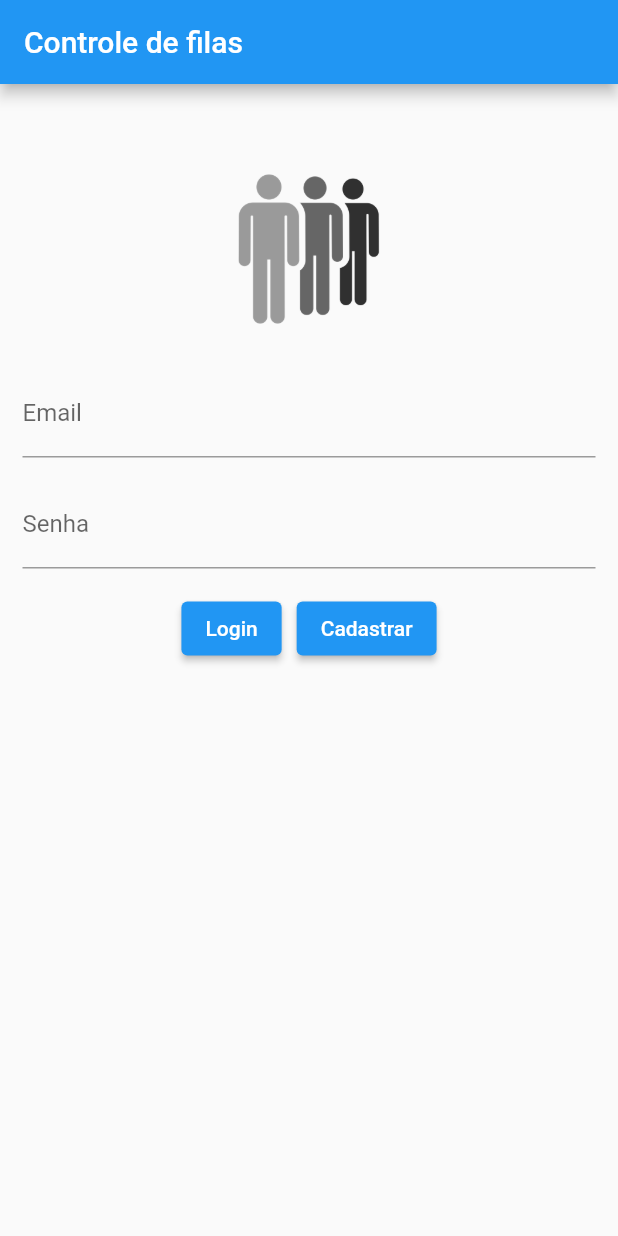
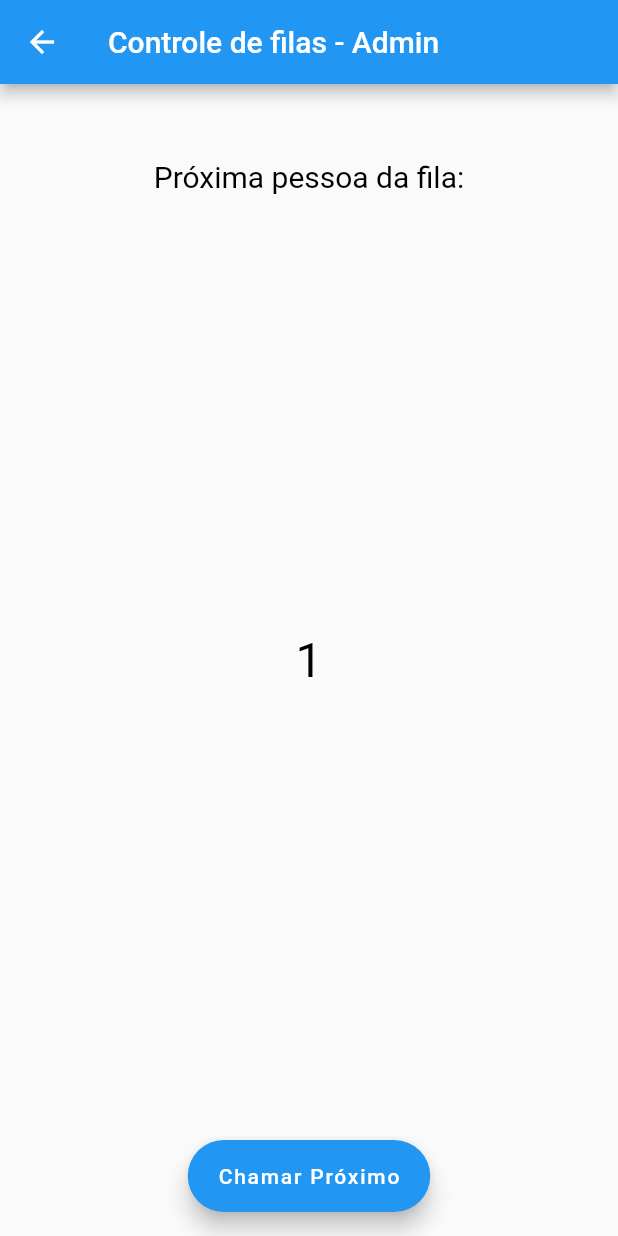
Before and after one commit to rm344672/controlador_filas, a Flutter app: the screen it shows after launch, after a tap on "Login", on a phone screen of 412 x 824 dp. Run offline on Flutter 3.47's test engine with Material 2 defaults, Android fonts, the phone set to English and light mode, and no system bars; missing offline and left inert: dart:ffi.

Commit message:
Criada tela de admin; Criada models;

```diff
--- a/lib/main.dart
+++ b/lib/main.dart
@@ -1,4 +1,5 @@
 import 'package:flutter/material.dart';
+import 'package:gestor_fila/screens/admin.dart';
 import 'package:gestor_fila/screens/home.dart';
 
 void main() {
@@ -16,7 +17,11 @@ class MyApp extends StatelessWidget {
       theme: ThemeData(
         primarySwatch: Colors.blue,
       ),
-      home: const homeWidget(),
+      initialRoute: "/",
+      routes: {
+        "/":(context) => const homeWidget(),
+        "/admin": (context) => const adminWidget()
+      },
     );
   }
 }
--- /dev/null
+++ b/lib/models/filas.dart
@@ -0,0 +1,15 @@
+import 'dart:ffi';
+
+import 'package:gestor_fila/models/user.dart';
+
+class filas {
+  int? id;
+  final int lugar;
+  final User user;
+
+  filas({
+    this.id,
+    required this.lugar,
+    required this.user
+  });
+}
--- /dev/null
+++ b/lib/models/user.dart
@@ -0,0 +1,15 @@
+class User {
+  int? id;
+  final String nome;
+  final String email;
+  final String senha;
+  final String celular;
+
+  User({
+    this.id,
+    required this.nome,
+    required this.email,
+    required this.senha,
+    required this.celular,
+  });
+}
--- /dev/null
+++ b/lib/screens/admin.dart
@@ -0,0 +1,61 @@
+import 'package:flutter/material.dart';
+
+class adminWidget extends StatefulWidget {
+  const adminWidget({Key? key}) : super(key: key);
+
+  @override
+  _adminWidget createState() => _adminWidget();
+}
+
+class _adminWidget extends State<adminWidget> {
+  String proximoNaFila = "1";
+
+  @override
+  Widget build(BuildContext context) {
+    return Scaffold(
+      appBar: AppBar(
+        title: const Text("Controle de filas - Admin"),
+      ),
+      body: Container(
+        height: double.maxFinite,
+        child: Stack(
+          // ignore: prefer_const_literals_to_create_immutables
+          children: [
+            // ignore: prefer_const_constructors
+            Positioned(
+              child: const Padding(
+                padding: EdgeInsets.only(top: 50.0),
+                  child: Align(
+                alignment: FractionalOffset.topCenter,
+                child: Text("Próxima pessoa da fila:",
+                    textAlign: TextAlign.center,
+                    style: TextStyle(
+                        color: Colors.black,
+                        decoration: TextDecoration.none,
+                        fontSize: 20)),
+              )),
+            ),
+            // ignore: prefer_const_constructors
+            Positioned(
+                // ignore: unnecessary_new
+                child: new Align(
+              alignment: FractionalOffset.center,
+              child: Center(
+                child: Text(proximoNaFila,
+                    textAlign: TextAlign.center,
+                    // ignore: prefer_const_constructors
+                    style: TextStyle(
+                        color: Colors.black,
+                        decoration: TextDecoration.none,
+                        fontSize: 32)),
+              ),
+            )),
+          ],
+        ),
+      ),
+      floatingActionButton: FloatingActionButton.extended(
+          onPressed: () => {}, label: const Text('Chamar Próximo')),
+      floatingActionButtonLocation: FloatingActionButtonLocation.centerFloat,
+    );
+  }
+}
--- a/lib/screens/home.dart
+++ b/lib/screens/home.dart
@@ -46,7 +46,9 @@ class homeWidget extends StatelessWidget {
                 children: [
                   Padding(
                     padding: const EdgeInsets.only(right: 5.0),
-                    child: ElevatedButton(onPressed: () {}, child: const Text("Login")),
+                    child: ElevatedButton(onPressed: () {
+                      Navigator.pushNamed(context, "/admin");
+                    }, child: const Text("Login")),
                   ),
                   Padding(
                     padding: const EdgeInsets.only(left: 5.0),
```
